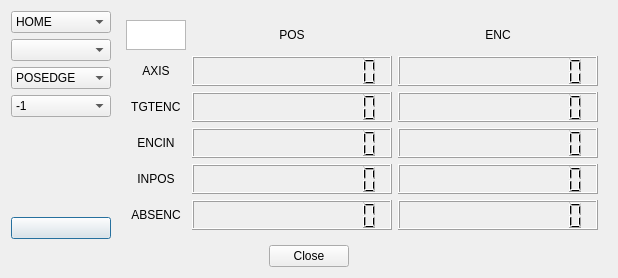
This is icepapCMS/ui_icepapcms/qt_designer_files/dialoghomesrch.ui in ALBA-Synchrotron/IcepapCMS as Qt 5 draws it before an edit. The edited form follows.
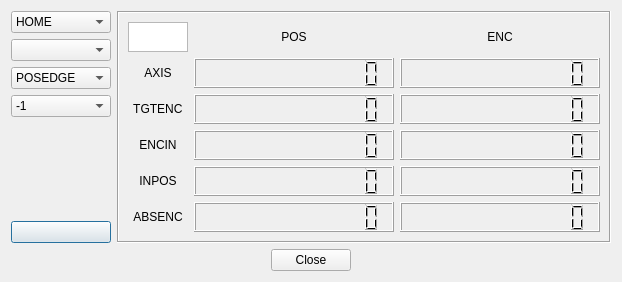
This is the edited form.

Commit message: Added a graphic frame.

Patch:
```diff
--- a/icepapCMS/ui_icepapcms/qt_designer_files/dialoghomesrch.ui
+++ b/icepapCMS/ui_icepapcms/qt_designer_files/dialoghomesrch.ui
@@ -105,6 +105,12 @@
      </item>
      <item>
       <widget class="QFrame" name="frameValues">
+       <property name="frameShape">
+        <enum>QFrame::Box</enum>
+       </property>
+       <property name="frameShadow">
+        <enum>QFrame::Sunken</enum>
+       </property>
        <layout class="QGridLayout" name="gridLayout_2">
         <item row="3" column="1">
          <widget class="QLCDNumber" name="lcdPosEncin">
```
The commit also changes 1 other file.
